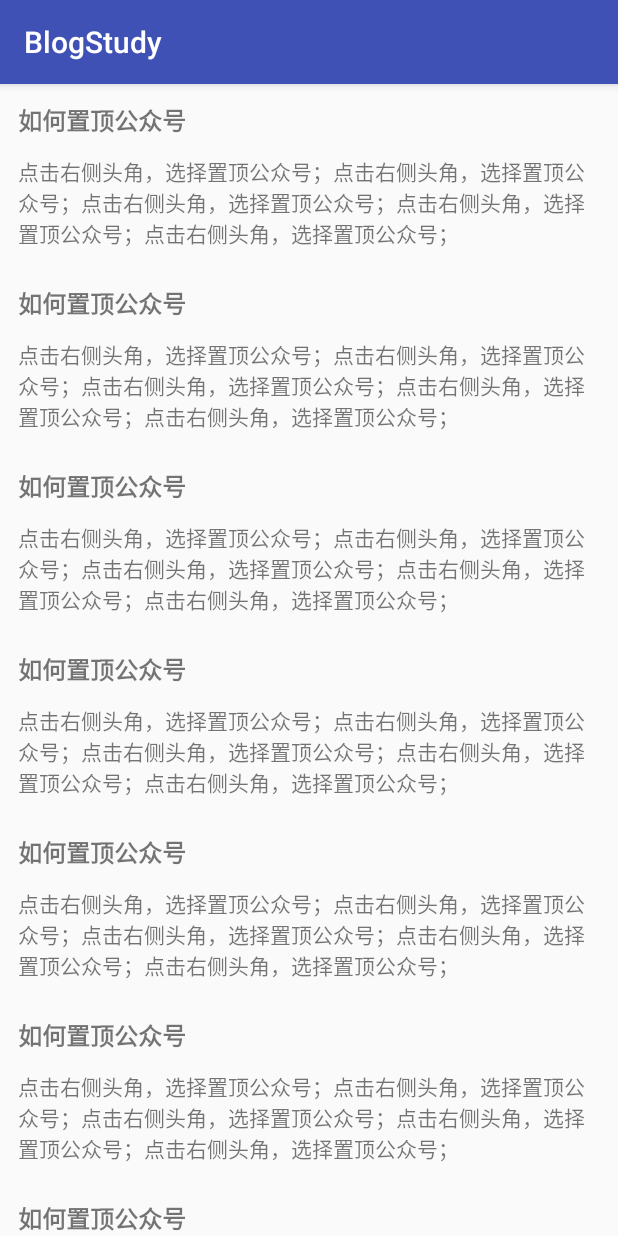
After one commit to zhiaixinyang/BlogStudy, an Android app: the RlvZhiHuAdActivity screen opened directly, with no data from a screen before it, on a phone screen of 412 x 824 dp. The commit adds this screen. Run offline under Robolectric (Android 15) with nearby library versions, the phone set to English and light mode, and no system bars.

Commit message:
add zhihu ad

```diff
--- /dev/null
+++ b/app/src/main/java/blog/com/blogstudy/recyclerview/zhihuad/RlvZhiHuAdActivity.java
@@ -0,0 +1,94 @@
+package blog.com.blogstudy.recyclerview.zhihuad;
+
+import android.os.Bundle;
+import android.support.v7.app.AppCompatActivity;
+import android.support.v7.widget.LinearLayoutManager;
+import android.support.v7.widget.RecyclerView;
+import android.view.LayoutInflater;
+import android.view.View;
+import android.view.ViewGroup;
+import android.widget.TextView;
+
+import java.util.ArrayList;
+import java.util.List;
+
+import blog.com.blogstudy.MainActivity;
+import blog.com.blogstudy.R;
+
+/**
+ * Created by admin on 17/12/18.
+ */
+
+public class RlvZhiHuAdActivity extends AppCompatActivity {
+    private RecyclerView mRecyclerView;
+    private LinearLayoutManager mLinearLayoutManager;
+
+    @Override
+    protected void onCreate(Bundle savedInstanceState) {
+        super.onCreate(savedInstanceState);
+        setContentView(R.layout.activity_rlv_zhihu_ad);
+
+        mRecyclerView = (RecyclerView) findViewById(R.id.id_recyclerview);
+
+        final List<String> mockDatas = new ArrayList<>();
+        for (int i = 0; i < 100; i++) {
+            mockDatas.add(i + "");
+        }
+
+        mRecyclerView.setLayoutManager(mLinearLayoutManager = new LinearLayoutManager(this));
+
+        mRecyclerView.setAdapter(new RecyclerView.Adapter<ViewHolder>() {
+            @Override
+            public ViewHolder onCreateViewHolder(ViewGroup parent, int viewType) {
+                return new ViewHolder(LayoutInflater.from(RlvZhiHuAdActivity.this).inflate(R.layout.item_rlv_zhihu_ad, parent, false));
+            }
+
+            @Override
+            public void onBindViewHolder(ViewHolder holder, int position) {
+                if (position > 0 && position % 7 == 0) {
+                    holder.tvTitle.setVisibility(View.GONE);
+                    holder.tvDesc.setVisibility(View.GONE);
+                    holder.ad.setVisibility(View.VISIBLE);
+                } else {
+                    holder.tvTitle.setVisibility(View.VISIBLE);
+                    holder.tvDesc.setVisibility(View.VISIBLE);
+                    holder.ad.setVisibility(View.GONE);
+                }
+            }
+
+            @Override
+            public int getItemCount() {
+                return mockDatas.size();
+            }
+        });
+
+        mRecyclerView.addOnScrollListener(new RecyclerView.OnScrollListener() {
+            @Override
+            public void onScrolled(RecyclerView recyclerView, int dx, int dy) {
+                super.onScrolled(recyclerView, dx, dy);
+
+                int fPos = mLinearLayoutManager.findFirstVisibleItemPosition();
+                int lPos = mLinearLayoutManager.findLastCompletelyVisibleItemPosition();
+                for (int i = fPos; i <= lPos; i++) {
+                    View view = mLinearLayoutManager.findViewByPosition(i);
+                    AdImageViewVersion1 adImageView = (AdImageViewVersion1) view.findViewById(R.id.id_iv_ad);
+                    if (adImageView.getVisibility() == View.VISIBLE) {
+                        adImageView.setDy(mLinearLayoutManager.getHeight() - view.getTop());
+                    }
+                }
+            }
+        });
+    }
+
+    class ViewHolder extends RecyclerView.ViewHolder {
+        AdImageViewVersion1 ad;
+        TextView tvTitle, tvDesc;
+
+        public ViewHolder(View itemView) {
+            super(itemView);
+            ad = (AdImageViewVersion1) itemView.findViewById(R.id.id_iv_ad);
+            tvTitle = (TextView) itemView.findViewById(R.id.id_tv_title);
+            tvDesc = (TextView) itemView.findViewById(R.id.id_tv_desc);
+        }
+    }
+}
--- /dev/null
+++ b/app/src/main/res/layout/activity_rlv_zhihu_ad.xml
@@ -0,0 +1,10 @@
+<?xml version="1.0" encoding="utf-8"?>
+<LinearLayout xmlns:android="http://schemas.android.com/apk/res/android"
+    android:orientation="vertical" android:layout_width="match_parent"
+    android:layout_height="match_parent">
+    <android.support.v7.widget.RecyclerView
+        android:id="@+id/id_recyclerview"
+        android:layout_width="match_parent"
+        android:layout_height="match_parent"
+        />
+</LinearLayout>
--- /dev/null
+++ b/app/src/main/res/layout/item_rlv_zhihu_ad.xml
@@ -0,0 +1,34 @@
+<?xml version="1.0" encoding="utf-8"?>
+<RelativeLayout xmlns:android="http://schemas.android.com/apk/res/android"
+    android:layout_width="match_parent"
+    android:layout_height="wrap_content"
+    android:gravity="center">
+
+    <blog.com.blogstudy.recyclerview.zhihuad.AdImageViewVersion1
+        android:id="@+id/id_iv_ad"
+        android:layout_width="match_parent"
+        android:layout_height="180dp"
+        android:scaleType="matrix"
+        android:src="@mipmap/ic_launcher"
+        android:visibility="gone" />
+
+    <TextView
+        android:layout_margin="12dp"
+        android:id="@+id/id_tv_title"
+        android:layout_width="wrap_content"
+        android:layout_height="wrap_content"
+        android:text="如何置顶公众号"
+        android:textSize="16dp"
+        android:textStyle="bold" />
+
+    <TextView
+        android:id="@+id/id_tv_desc"
+        android:layout_width="wrap_content"
+        android:layout_height="wrap_content"
+        android:layout_below="@id/id_tv_title"
+        android:layout_marginLeft="12dp"
+        android:layout_marginRight="12dp"
+        android:layout_marginBottom="12dp"
+        android:text="点击右侧头角，选择置顶公众号；点击右侧头角，选择置顶公众号；点击右侧头角，选择置顶公众号；点击右侧头角，选择置顶公众号；点击右侧头角，选择置顶公众号；" />
+
+</RelativeLayout>
```
Also changed, not shown: app/src/main/AndroidManifest.xml (+12 -6 lines), app/src/main/java/blog/com/blogstudy/MainActivity.java (+7 -0 lines), app/src/main/java/blog/com/blogstudy/recyclerview/zhihuad/AdImageView.java (added, +58 -0 lines), app/src/main/java/blog/com/blogstudy/recyclerview/zhihuad/AdImageViewVersion1.java (added, +89 -0 lines), app/src/main/java/blog/com/blogstudy/utils/IModel.java (added, +10 -0 lines), app/src/main/java/blog/com/blogstudy/utils/ModelUtil.java (added, +25 -0 lines), app/src/main/res/layout/activity_main.xml (+14 -10 lines).
